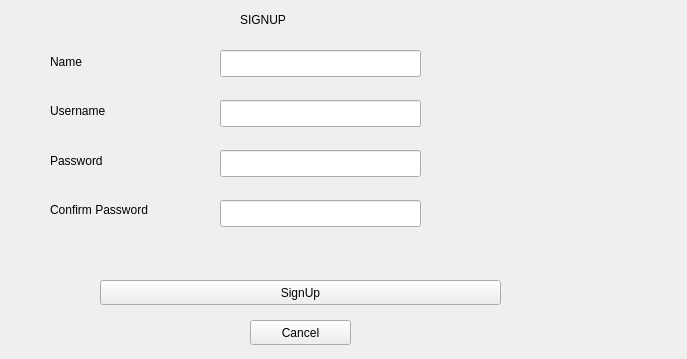
faranahmad/COP290, file Assignment2/C++/graphics/newusersignup.ui: the form before one commit.
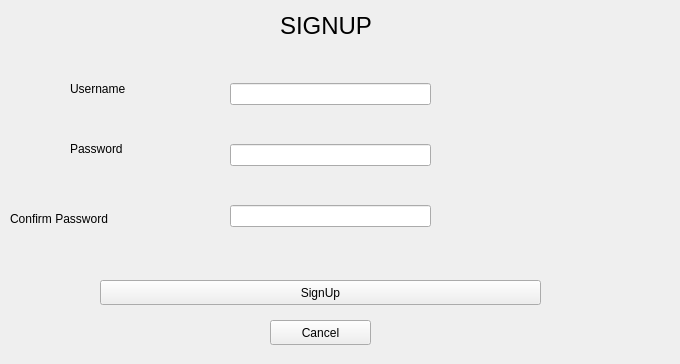
The form after the commit.

What changed in the file:
```diff
--- a/Assignment2/C++/graphics/newusersignup.ui
+++ b/Assignment2/C++/graphics/newusersignup.ui
@@ -6,60 +6,19 @@
    <rect>
     <x>0</x>
     <y>0</y>
-    <width>687</width>
-    <height>359</height>
+    <width>680</width>
+    <height>364</height>
    </rect>
   </property>
   <property name="windowTitle">
    <string>Dialog</string>
   </property>
-  <widget class="QLineEdit" name="nametext">
-   <property name="geometry">
-    <rect>
-     <x>220</x>
-     <y>50</y>
-     <width>201</width>
-     <height>27</height>
-    </rect>
-   </property>
-  </widget>
-  <widget class="QLineEdit" name="usernametext">
-   <property name="geometry">
-    <rect>
-     <x>220</x>
-     <y>100</y>
-     <width>201</width>
-     <height>27</height>
-    </rect>
-   </property>
-  </widget>
-  <widget class="QLineEdit" name="passwordtext">
-   <property name="geometry">
-    <rect>
-     <x>220</x>
-     <y>150</y>
-     <width>201</width>
-     <height>27</height>
-    </rect>
-   </property>
-   <property name="font">
-    <font>
-     <family>Ubuntu</family>
-    </font>
-   </property>
-   <property name="text">
-    <string/>
-   </property>
-   <property name="echoMode">
-    <enum>QLineEdit::Password</enum>
-   </property>
-  </widget>
   <widget class="QToolButton" name="toolButton">
    <property name="geometry">
     <rect>
      <x>100</x>
      <y>280</y>
-     <width>401</width>
+     <width>441</width>
      <height>25</height>
     </rect>
    </property>
@@ -67,31 +26,20 @@
     <string>SignUp</string>
    </property>
   </widget>
-  <widget class="QLineEdit" name="confirmpasswordtext">
-   <property name="geometry">
-    <rect>
-     <x>220</x>
-     <y>200</y>
-     <width>201</width>
-     <height>27</height>
-    </rect>
-   </property>
-   <property name="text">
-    <string/>
-   </property>
-   <property name="echoMode">
-    <enum>QLineEdit::Password</enum>
-   </property>
-  </widget>
   <widget class="QLabel" name="label_5">
    <property name="geometry">
     <rect>
-     <x>240</x>
+     <x>280</x>
      <y>10</y>
-     <width>61</width>
-     <height>20</height>
+     <width>111</width>
+     <height>31</height>
     </rect>
    </property>
+   <property name="font">
+    <font>
+     <pointsize>18</pointsize>
+    </font>
+   </property>
    <property name="text">
     <string>SIGNUP</string>
    </property>
@@ -99,7 +47,7 @@
   <widget class="QToolButton" name="toolButton_2">
    <property name="geometry">
     <rect>
-     <x>250</x>
+     <x>270</x>
      <y>320</y>
      <width>101</width>
      <height>25</height>
@@ -109,52 +57,12 @@
     <string>Cancel</string>
    </property>
   </widget>
-  <widget class="QWidget" name="layoutWidget">
-   <property name="geometry">
-    <rect>
-     <x>50</x>
-     <y>40</y>
-     <width>131</width>
-     <height>191</height>
-    </rect>
-   </property>
-   <layout class="QVBoxLayout" name="verticalLayout">
-    <item>
-     <widget class="QLabel" name="label_2">
-      <property name="text">
-       <string>Name </string>
-      </property>
-     </widget>
-    </item>
-    <item>
-     <widget class="QLabel" name="label">
-      <property name="text">
-       <string>Username</string>
-      </property>
-     </widget>
-    </item>
-    <item>
-     <widget class="QLabel" name="label_3">
-      <property name="text">
-       <string>Password</string>
-      </property>
-     </widget>
-    </item>
-    <item>
-     <widget class="QLabel" name="label_4">
-      <property name="text">
-       <string>Confirm Password</string>
-      </property>
-     </widget>
-    </item>
-   </layout>
-  </widget>
   <widget class="QLabel" name="label_6">
    <property name="geometry">
     <rect>
-     <x>440</x>
+     <x>450</x>
      <y>150</y>
-     <width>67</width>
+     <width>121</width>
      <height>17</height>
     </rect>
    </property>
@@ -165,8 +73,8 @@
   <widget class="QLabel" name="label_7">
    <property name="geometry">
     <rect>
-     <x>430</x>
-     <y>200</y>
+     <x>440</x>
+     <y>210</y>
      <width>221</width>
      <height>17</height>
     </rect>
@@ -175,6 +83,85 @@
     <string/>
    </property>
   </widget>
+  <widget class="QWidget" name="">
+   <property name="geometry">
+    <rect>
+     <x>230</x>
+     <y>50</y>
+     <width>201</width>
+     <height>211</height>
+    </rect>
+   </property>
+   <layout class="QVBoxLayout" name="verticalLayout">
+    <item>
+     <widget class="QLineEdit" name="usernametext"/>
+    </item>
+    <item>
+     <widget class="QLineEdit" name="passwordtext">
+      <property name="font">
+       <font>
+        <family>Ubuntu</family>
+       </font>
+      </property>
+      <property name="text">
+       <string/>
+      </property>
+      <property name="echoMode">
+       <enum>QLineEdit::Password</enum>
+      </property>
+     </widget>
+    </item>
+    <item>
+     <widget class="QLineEdit" name="confirmpasswordtext">
+      <property name="text">
+       <string/>
+      </property>
+      <property name="echoMode">
+       <enum>QLineEdit::Password</enum>
+      </property>
+     </widget>
+    </item>
+   </layout>
+  </widget>
+  <widget class="QLabel" name="label_3">
+   <property name="geometry">
+    <rect>
+     <x>70</x>
+     <y>140</y>
+     <width>65</width>
+     <height>17</height>
+    </rect>
+   </property>
+   <property name="text">
+    <string>Password</string>
+   </property>
+  </widget>
+  <widget class="QLabel" name="label_4">
+   <property name="geometry">
+    <rect>
+     <x>10</x>
+     <y>210</y>
+     <width>124</width>
+     <height>17</height>
+    </rect>
+   </property>
+   <property name="text">
+    <string>Confirm Password</string>
+   </property>
+  </widget>
+  <widget class="QLabel" name="label">
+   <property name="geometry">
+    <rect>
+     <x>70</x>
+     <y>80</y>
+     <width>69</width>
+     <height>17</height>
+    </rect>
+   </property>
+   <property name="text">
+    <string>Username</string>
+   </property>
+  </widget>
  </widget>
  <resources/>
  <connections/>
```
